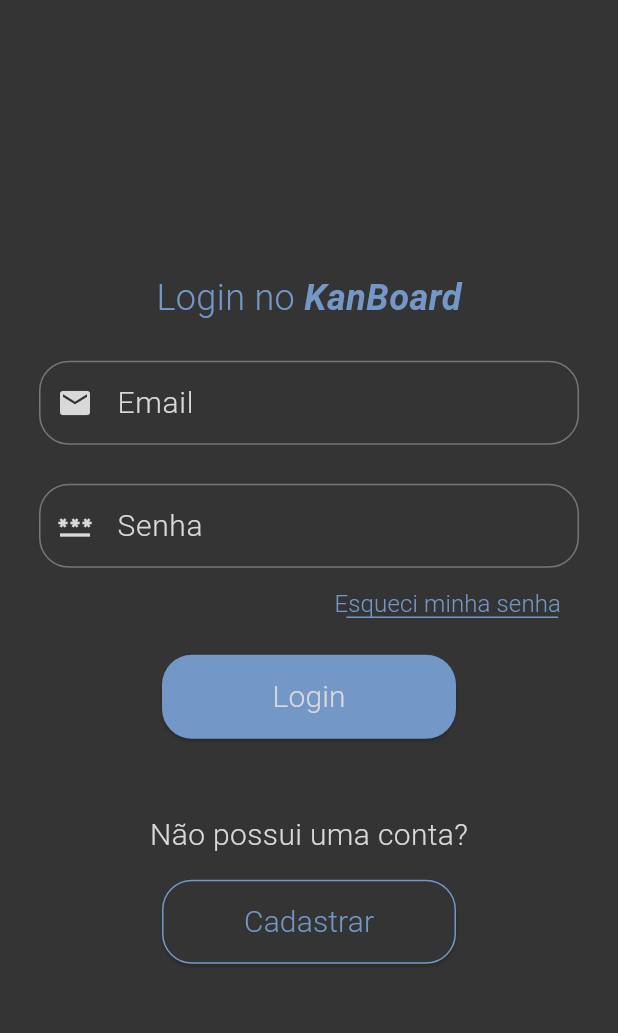
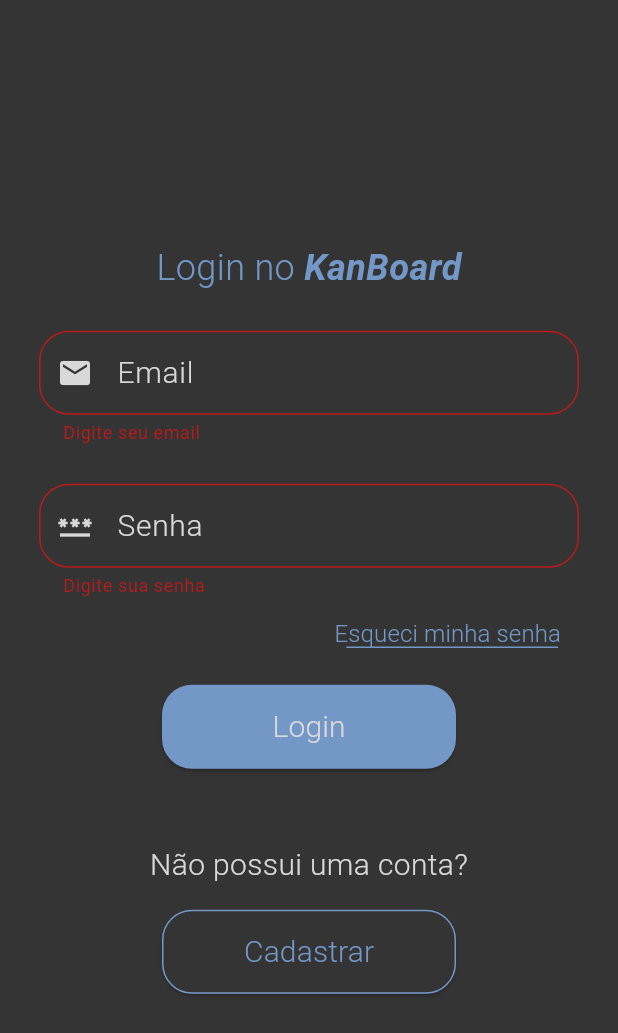
Before and after one commit to darllangomes/KanBoard, a Flutter app: the screen it shows after launch, after a tap on "Login", on a phone screen of 412 x 824 dp. Shown: the top 1033 px of the screen. Run offline on Flutter 3.47's test engine with Material 3 defaults, Android fonts, the phone set to English and light mode, and no system bars; our stand-ins replace dio.

Commit message:
:sparkles: feat: modificar fomulario login para Form()

```diff
--- a/kandoard/lib/view/login_view.dart
+++ b/kandoard/lib/view/login_view.dart
@@ -14,9 +14,12 @@
   @override
   Widget build(BuildContext context) {
     TextFieldController textFieldController = TextFieldController();
+    final _LoginformKey = GlobalKey<FormState>();
     return Scaffold(
       backgroundColor: AppColors.grey,
-      body: Center(
+      body: Form(
+        key: _LoginformKey,
+        child: Center(
           child: SingleChildScrollView(
             child: Padding(
               padding: const EdgeInsets.only(left: 26.0, right: 26),
@@ -95,7 +98,11 @@
                             backgroundColor: AppColors.blue,
                             shape: RoundedRectangleBorder(
                                 borderRadius: BorderRadius.circular(20))),
-                      onPressed: () {},
+                        onPressed: () {
+                          if(_LoginformKey.currentState!.validate()) {
+                            print('login');
+                          }
+                        },
                         child: Text(
                           "Login",
                           style: TextStyle(
@@ -141,6 +148,7 @@
             ),
           ),
         ),
+      ),
     );
   }
 }
```
Lines whose indentation alone changed are shown as unchanged.
